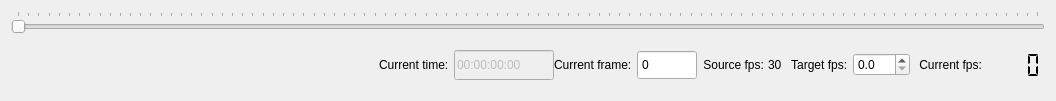
Old version of the form BioTracker/CoreApp/BioTracker/View/VideoControllWidget.ui in the repository BioroboticsLab/biotracker_core.
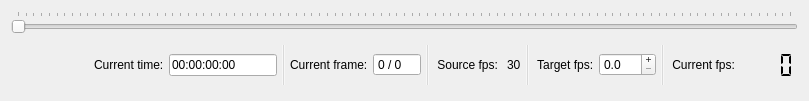
New version of the form. Icons and pictures are not drawn.

Commit message: Added total framenumber of loaded medium to the video toolbar. (According to issue #163) Minor GUI changes to video toolbar.

```diff
--- a/BioTracker/CoreApp/BioTracker/View/VideoControllWidget.ui
+++ b/BioTracker/CoreApp/BioTracker/View/VideoControllWidget.ui
@@ -9,7 +9,7 @@
    <rect>
     <x>0</x>
     <y>0</y>
-    <width>1056</width>
+    <width>809</width>
     <height>101</height>
    </rect>
   </property>
@@ -40,6 +40,43 @@
        <height>30</height>
       </size>
      </property>
+     <property name="palette">
+      <palette>
+       <active>
+        <colorrole role="WindowText">
+         <brush brushstyle="SolidPattern">
+          <color alpha="255">
+           <red>229</red>
+           <green>229</green>
+           <blue>229</blue>
+          </color>
+         </brush>
+        </colorrole>
+       </active>
+       <inactive>
+        <colorrole role="WindowText">
+         <brush brushstyle="SolidPattern">
+          <color alpha="255">
+           <red>229</red>
+           <green>229</green>
+           <blue>229</blue>
+          </color>
+         </brush>
+        </colorrole>
+       </inactive>
+       <disabled>
+        <colorrole role="WindowText">
+         <brush brushstyle="SolidPattern">
+          <color alpha="255">
+           <red>190</red>
+           <green>190</green>
+           <blue>190</blue>
+          </color>
+         </brush>
+        </colorrole>
+       </disabled>
+      </palette>
+     </property>
      <property name="toolTip">
       <string>Show the current state of the video. Slide to desired frame</string>
      </property>
@@ -100,7 +137,7 @@
        <rect>
         <x>0</x>
         <y>0</y>
-        <width>1038</width>
+        <width>791</width>
         <height>50</height>
        </rect>
       </property>
@@ -112,13 +149,13 @@
         <number>0</number>
        </property>
        <property name="topMargin">
-        <number>5</number>
+        <number>0</number>
        </property>
        <property name="rightMargin">
         <number>0</number>
        </property>
        <property name="bottomMargin">
-        <number>5</number>
+        <number>0</number>
        </property>
        <item>
         <widget class="QWidget" name="playback" native="true">
@@ -163,7 +200,7 @@
             </property>
             <layout class="QHBoxLayout" name="horizontalLayout_7">
              <property name="spacing">
-              <number>0</number>
+              <number>2</number>
              </property>
              <property name="leftMargin">
               <number>0</number>
@@ -184,19 +221,25 @@
                  <number>5</number>
                 </property>
                 <property name="leftMargin">
-                 <number>0</number>
+                 <number>3</number>
                 </property>
                 <property name="topMargin">
                  <number>0</number>
                 </property>
                 <property name="rightMargin">
-                 <number>0</number>
+                 <number>3</number>
                 </property>
                 <property name="bottomMargin">
                  <number>0</number>
                 </property>
                 <item>
                  <widget class="QLabel" name="label_2">
+                  <property name="sizePolicy">
+                   <sizepolicy hsizetype="Preferred" vsizetype="Minimum">
+                    <horstretch>0</horstretch>
+                    <verstretch>0</verstretch>
+                   </sizepolicy>
+                  </property>
                   <property name="text">
                    <string>Current time:</string>
                   </property>
@@ -205,18 +248,18 @@
                 <item>
                  <widget class="QLineEdit" name="time_edit">
                   <property name="enabled">
-                   <bool>false</bool>
+                   <bool>true</bool>
                   </property>
                   <property name="sizePolicy">
-                   <sizepolicy hsizetype="Preferred" vsizetype="Fixed">
+                   <sizepolicy hsizetype="Minimum" vsizetype="Fixed">
                     <horstretch>0</horstretch>
                     <verstretch>0</verstretch>
                    </sizepolicy>
                   </property>
                   <property name="maximumSize">
                    <size>
-                    <width>100</width>
-                    <height>30</height>
+                    <width>16777215</width>
+                    <height>16777215</height>
                    </size>
                   </property>
                   <property name="toolTip">
@@ -228,11 +271,208 @@
                   <property name="cursorPosition">
                    <number>11</number>
                   </property>
+                  <property name="readOnly">
+                   <bool>true</bool>
+                  </property>
                  </widget>
                 </item>
                </layout>
               </widget>
              </item>
+             <item>
+              <widget class="Line" name="line">
+               <property name="maximumSize">
+                <size>
+                 <width>16777215</width>
+                 <height>40</height>
+                </size>
+               </property>
+               <property name="palette">
+                <palette>
+                 <active>
+                  <colorrole role="WindowText">
+                   <brush brushstyle="SolidPattern">
+                    <color alpha="255">
+                     <red>217</red>
+                     <green>217</green>
+                     <blue>217</blue>
+                    </color>
+                   </brush>
+                  </colorrole>
+                  <colorrole role="Button">
+                   <brush brushstyle="SolidPattern">
+                    <color alpha="255">
+                     <red>247</red>
+                     <green>247</green>
+                     <blue>247</blue>
+                    </color>
+                   </brush>
+                  </colorrole>
+                  <colorrole role="Text">
+                   <brush brushstyle="SolidPattern">
+                    <color alpha="255">
+                     <red>217</red>
+                     <green>217</green>
+                     <blue>217</blue>
+                    </color>
+                   </brush>
+                  </colorrole>
+                  <colorrole role="ButtonText">
+                   <brush brushstyle="SolidPattern">
+                    <color alpha="255">
+                     <red>217</red>
+                     <green>217</green>
+                     <blue>217</blue>
+                    </color>
+                   </brush>
+                  </colorrole>
+                  <colorrole role="Base">
+                   <brush brushstyle="SolidPattern">
+                    <color alpha="255">
+                     <red>247</red>
+                     <green>247</green>
+                     <blue>247</blue>
+                    </color>
+                   </brush>
+                  </colorrole>
+                  <colorrole role="Window">
+                   <brush brushstyle="SolidPattern">
+                    <color alpha="255">
+                     <red>247</red>
+                     <green>247</green>
+                     <blue>247</blue>
+                    </color>
+                   </brush>
+                  </colorrole>
+                 </active>
+                 <inactive>
+                  <colorrole role="WindowText">
+                   <brush brushstyle="SolidPattern">
+                    <color alpha="255">
+                     <red>217</red>
+                     <green>217</green>
+                     <blue>217</blue>
+                    </color>
+                   </brush>
+                  </colorrole>
+                  <colorrole role="Button">
+                   <brush brushstyle="SolidPattern">
+                    <color alpha="255">
+                     <red>247</red>
+                     <green>247</green>
+                     <blue>247</blue>
+                    </color>
+                   </brush>
+                  </colorrole>
+                  <colorrole role="Text">
+                   <brush brushstyle="SolidPattern">
+                    <color alpha="255">
+                     <red>217</red>
+                     <green>217</green>
+                     <blue>217</blue>
+                    </color>
+                   </brush>
+                  </colorrole>
+                  <colorrole role="ButtonText">
+                   <brush brushstyle="SolidPattern">
+                    <color alpha="255">
+                     <red>217</red>
+                     <green>217</green>
+                     <blue>217</blue>
+                    </color>
+                   </brush>
+                  </colorrole>
+                  <colorrole role="Base">
+                   <brush brushstyle="SolidPattern">
+                    <color alpha="255">
+                     <red>247</red>
+                     <green>247</green>
+                     <blue>247</blue>
+                    </color>
+                   </brush>
+                  </colorrole>
+                  <colorrole role="Window">
+                   <brush brushstyle="SolidPattern">
+                    <color alpha="255">
+                     <red>247</red>
+                     <green>247</green>
+                     <blue>247</blue>
+                    </color>
+                   </brush>
+                  </colorrole>
+                 </inactive>
+                 <disabled>
+                  <colorrole role="WindowText">
+                   <brush brushstyle="SolidPattern">
+                    <color alpha="255">
+                     <red>190</red>
+                     <green>190</green>
+                     <blue>190</blue>
+                    </color>
+                   </brush>
+                  </colorrole>
+                  <colorrole role="Button">
+                   <brush brushstyle="SolidPattern">
+                    <color alpha="255">
+                     <red>247</red>
+                     <green>247</green>
+                     <blue>247</blue>
+                    </color>
+                   </brush>
+                  </colorrole>
+                  <colorrole role="Text">
+                   <brush brushstyle="SolidPattern">
+                    <color alpha="255">
+                     <red>190</red>
+                     <green>190</green>
+                     <blue>190</blue>
+                    </color>
+                   </brush>
+                  </colorrole>
+                  <colorrole role="ButtonText">
+                   <brush brushstyle="SolidPattern">
+                    <color alpha="255">
+                     <red>190</red>
+                     <green>190</green>
+                     <blue>190</blue>
+                    </color>
+                   </brush>
+                  </colorrole>
+                  <colorrole role="Base">
+                   <brush brushstyle="SolidPattern">
+                    <color alpha="255">
+                     <red>247</red>
+                     <green>247</green>
+                     <blue>247</blue>
+                    </color>
+                   </brush>
+                  </colorrole>
+                  <colorrole role="Window">
+                   <brush brushstyle="SolidPattern">
+                    <color alpha="255">
+                     <red>247</red>
+                     <green>247</green>
+                     <blue>247</blue>
+                    </color>
+                   </brush>
+                  </colorrole>
+                 </disabled>
+                </palette>
+               </property>
+               <property name="styleSheet">
+                <string notr="true">background-color: #f7f7f7;</string>
+               </property>
+               <property name="frameShadow">
+                <enum>QFrame::Plain</enum>
+               </property>
+               <property name="lineWidth">
+                <number>1</number>
+               </property>
+               <property name="orientation">
+                <enum>Qt::Vertical</enum>
+               </property>
+              </widget>
+             </item>
              <item alignment="Qt::AlignRight">
               <widget class="QWidget" name="widget_3" native="true">
                <property name="sizePolicy">
@@ -246,13 +486,13 @@
                  <number>5</number>
                 </property>
                 <property name="leftMargin">
-                 <number>0</number>
+                 <number>3</number>
                 </property>
                 <property name="topMargin">
                  <number>0</number>
                 </property>
                 <property name="rightMargin">
-                 <number>0</number>
+                 <number>3</number>
                 </property>
                 <property name="bottomMargin">
                  <number>0</number>
@@ -274,8 +514,8 @@
                  <widget class="QSpinBox" name="frame_num_spin">
                   <property name="minimumSize">
                    <size>
-                    <width>60</width>
-                    <height>30</height>
+                    <width>0</width>
+                    <height>0</height>
                    </size>
                   </property>
                   <property name="buttonSymbols">
@@ -284,6 +524,12 @@
                   <property name="correctionMode">
                    <enum>QAbstractSpinBox::CorrectToNearestValue</enum>
                   </property>
+                  <property name="showGroupSeparator" stdset="0">
+                   <bool>false</bool>
+                  </property>
+                  <property name="suffix">
+                   <string> / 0</string>
+                  </property>
                   <property name="maximum">
                    <number>100</number>
                   </property>
@@ -295,6 +541,197 @@
                </layout>
               </widget>
              </item>
+             <item>
+              <widget class="Line" name="line_2">
+               <property name="maximumSize">
+                <size>
+                 <width>16777215</width>
+                 <height>40</height>
+                </size>
+               </property>
+               <property name="palette">
+                <palette>
+                 <active>
+                  <colorrole role="WindowText">
+                   <brush brushstyle="SolidPattern">
+                    <color alpha="255">
+                     <red>217</red>
+                     <green>217</green>
+                     <blue>217</blue>
+                    </color>
+                   </brush>
+                  </colorrole>
+                  <colorrole role="Button">
+                   <brush brushstyle="SolidPattern">
+                    <color alpha="255">
+                     <red>247</red>
+                     <green>247</green>
+                     <blue>247</blue>
+                    </color>
+                   </brush>
+                  </colorrole>
+                  <colorrole role="Text">
+                   <brush brushstyle="SolidPattern">
+                    <color alpha="255">
+                     <red>217</red>
+                     <green>217</green>
+                     <blue>217</blue>
+                    </color>
+                   </brush>
+                  </colorrole>
+                  <colorrole role="ButtonText">
+                   <brush brushstyle="SolidPattern">
+                    <color alpha="255">
+                     <red>217</red>
+                     <green>217</green>
+                     <blue>217</blue>
+                    </color>
+                   </brush>
+                  </colorrole>
+                  <colorrole role="Base">
+                   <brush brushstyle="SolidPattern">
+                    <color alpha="255">
+                     <red>247</red>
+                     <green>247</green>
+                     <blue>247</blue>
+                    </color>
+                   </brush>
+                  </colorrole>
+                  <colorrole role="Window">
+                   <brush brushstyle="SolidPattern">
+                    <color alpha="255">
+                     <red>247</red>
+                     <green>247</green>
+                     <blue>247</blue>
+                    </color>
+                   </brush>
+                  </colorrole>
+                 </active>
+                 <inactive>
+                  <colorrole role="WindowText">
+                   <brush brushstyle="SolidPattern">
+                    <color alpha="255">
+                     <red>217</red>
+                     <green>217</green>
+                     <blue>217</blue>
+                    </color>
+                   </brush>
+                  </colorrole>
+                  <colorrole role="Button">
+                   <brush brushstyle="SolidPattern">
+                    <color alpha="255">
+                     <red>247</red>
+                     <green>247</green>
+                     <blue>247</blue>
+                    </color>
+                   </brush>
+                  </colorrole>
+                  <colorrole role="Text">
+                   <brush brushstyle="SolidPattern">
+                    <color alpha="255">
+                     <red>217</red>
+                     <green>217</green>
+                     <blue>217</blue>
+                    </color>
+                   </brush>
+                  </colorrole>
+                  <colorrole role="ButtonText">
+                   <brush brushstyle="SolidPattern">
+                    <color alpha="255">
+                     <red>217</red>
+                     <green>217</green>
+                     <blue>217</blue>
+                    </color>
+                   </brush>
+                  </colorrole>
+                  <colorrole role="Base">
+                   <brush brushstyle="SolidPattern">
+                    <color alpha="255">
+                     <red>247</red>
+                     <green>247</green>
+                     <blue>247</blue>
+                    </color>
+                   </brush>
+                  </colorrole>
+                  <colorrole role="Window">
+                   <brush brushstyle="SolidPattern">
+                    <color alpha="255">
+                     <red>247</red>
+                     <green>247</green>
+                     <blue>247</blue>
+                    </color>
+                   </brush>
+                  </colorrole>
+                 </inactive>
+                 <disabled>
+                  <colorrole role="WindowText">
+                   <brush brushstyle="SolidPattern">
+                    <color alpha="255">
+                     <red>190</red>
+                     <green>190</green>
+                     <blue>190</blue>
+                    </color>
+                   </brush>
+                  </colorrole>
+                  <colorrole role="Button">
+                   <brush brushstyle="SolidPattern">
+                    <color alpha="255">
+                     <red>247</red>
+                     <green>247</green>
+                     <blue>247</blue>
+                    </color>
+                   </brush>
+                  </colorrole>
+                  <colorrole role="Text">
+                   <brush brushstyle="SolidPattern">
+                    <color alpha="255">
+                     <red>190</red>
+                     <green>190</green>
+                     <blue>190</blue>
+                    </color>
+                   </brush>
+                  </colorrole>
+                  <colorrole role="ButtonText">
+                   <brush brushstyle="SolidPattern">
+                    <color alpha="255">
+                     <red>190</red>
+                     <green>190</green>
+                     <blue>190</blue>
+                    </color>
+                   </brush>
+                  </colorrole>
+                  <colorrole role="Base">
+                   <brush brushstyle="SolidPattern">
+                    <color alpha="255">
+                     <red>247</red>
+                     <green>247</green>
+                     <blue>247</blue>
+                    </color>
+                   </brush>
+                  </colorrole>
+                  <colorrole role="Window">
+                   <brush brushstyle="SolidPattern">
+                    <color alpha="255">
+                     <red>247</red>
+                     <green>247</green>
+                     <blue>247</blue>
+                    </color>
+                   </brush>
+                  </colorrole>
+                 </disabled>
+                </palette>
+               </property>
+               <property name="styleSheet">
+                <string notr="true">background-color: #f7f7f7;</string>
+               </property>
+               <property name="frameShadow">
+                <enum>QFrame::Plain</enum>
+               </property>
+               <property name="orientation">
+                <enum>Qt::Vertical</enum>
+               </property>
+              </widget>
+             </item>
              <item alignment="Qt::AlignRight">
               <widget class="QWidget" name="widget_4" native="true">
                <property name="sizePolicy">
@@ -305,7 +742,7 @@
                </property>
                <layout class="QHBoxLayout" name="horizontalLayout_5">
                 <property name="spacing">
-                 <number>0</number>
+                 <number>5</number>
                 </property>
                 <property name="leftMargin">
                  <number>3</number>
@@ -360,6 +797,197 @@
                </layout>
               </widget>
              </item>
+             <item>
+              <widget class="Line" name="line_3">
+               <property name="maximumSize">
+                <size>
+                 <width>16777215</width>
+                 <height>40</height>
+                </size>
+               </property>
+               <property name="palette">
+                <palette>
+                 <active>
+                  <colorrole role="WindowText">
+                   <brush brushstyle="SolidPattern">
+                    <color alpha="255">
+                     <red>217</red>
+                     <green>217</green>
+                     <blue>217</blue>
+                    </color>
+                   </brush>
+                  </colorrole>
+                  <colorrole role="Button">
+                   <brush brushstyle="SolidPattern">
+                    <color alpha="255">
+                     <red>247</red>
+                     <green>247</green>
+                     <blue>247</blue>
+                    </color>
+                   </brush>
+                  </colorrole>
+                  <colorrole role="Text">
+                   <brush brushstyle="SolidPattern">
+                    <color alpha="255">
+                     <red>217</red>
+                     <green>217</green>
+                     <blue>217</blue>
+                    </color>
+                   </brush>
+                  </colorrole>
+                  <colorrole role="ButtonText">
+                   <brush brushstyle="SolidPattern">
+                    <color alpha="255">
+                     <red>217</red>
+                     <green>217</green>
+                     <blue>217</blue>
+                    </color>
+                   </brush>
+                  </colorrole>
+                  <colorrole role="Base">
+                   <brush brushstyle="SolidPattern">
+                    <color alpha="255">
+                     <red>247</red>
+                     <green>247</green>
+                     <blue>247</blue>
+                    </color>
+                   </brush>
+                  </colorrole>
+                  <colorrole role="Window">
+                   <brush brushstyle="SolidPattern">
+                    <color alpha="255">
+                     <red>247</red>
+                     <green>247</green>
+                     <blue>247</blue>
+                    </color>
+                   </brush>
+                  </colorrole>
+                 </active>
+                 <inactive>
+                  <colorrole role="WindowText">
+                   <brush brushstyle="SolidPattern">
+                    <color alpha="255">
+                     <red>217</red>
+                     <green>217</green>
+                     <blue>217</blue>
+                    </color>
+                   </brush>
+                  </colorrole>
+                  <colorrole role="Button">
+                   <brush brushstyle="SolidPattern">
+                    <color alpha="255">
+                     <red>247</red>
+                     <green>247</green>
+                     <blue>247</blue>
+                    </color>
+                   </brush>
+                  </colorrole>
+                  <colorrole role="Text">
+                   <brush brushstyle="SolidPattern">
+                    <color alpha="255">
+                     <red>217</red>
+                     <green>217</green>
+                     <blue>217</blue>
+                    </color>
+                   </brush>
+                  </colorrole>
+                  <colorrole role="ButtonText">
+                   <brush brushstyle="SolidPattern">
+                    <color alpha="255">
+                     <red>217</red>
+                     <green>217</green>
+                     <blue>217</blue>
+                    </color>
+                   </brush>
+                  </colorrole>
+                  <colorrole role="Base">
+                   <brush brushstyle="SolidPattern">
+                    <color alpha="255">
+                     <red>247</red>
+                     <green>247</green>
+                     <blue>247</blue>
+                    </color>
+                   </brush>
+                  </colorrole>
+                  <colorrole role="Window">
+                   <brush brushstyle="SolidPattern">
+                    <color alpha="255">
+                     <red>247</red>
+                     <green>247</green>
+                     <blue>247</blue>
+                    </color>
+                   </brush>
+                  </colorrole>
+                 </inactive>
+                 <disabled>
+                  <colorrole role="WindowText">
+                   <brush brushstyle="SolidPattern">
+                    <color alpha="255">
+                     <red>190</red>
+                     <green>190</green>
+                     <blue>190</blue>
+                    </color>
+                   </brush>
+                  </colorrole>
+                  <colorrole role="Button">
+                   <brush brushstyle="SolidPattern">
+                    <color alpha="255">
+                     <red>247</red>
+                     <green>247</green>
+                     <blue>247</blue>
+                    </color>
+                   </brush>
+                  </colorrole>
+                  <colorrole role="Text">
+                   <brush brushstyle="SolidPattern">
+                    <color alpha="255">
+                     <red>190</red>
+                     <green>190</green>
+                     <blue>190</blue>
+                    </color>
+                   </brush>
+                  </colorrole>
+                  <colorrole role="ButtonText">
+                   <brush brushstyle="SolidPattern">
+                    <color alpha="255">
+                     <red>190</red>
+                     <green>190</green>
+                     <blue>190</blue>
+                    </color>
+                   </brush>
+                  </colorrole>
+                  <colorrole role="Base">
+                   <brush brushstyle="SolidPattern">
+                    <color alpha="255">
+                     <red>247</red>
+                     <green>247</green>
+                     <blue>247</blue>
+                    </color>
+                   </brush>
+                  </colorrole>
+                  <colorrole role="Window">
+                   <brush brushstyle="SolidPattern">
+                    <color alpha="255">
+                     <red>247</red>
+                     <green>247</green>
+                     <blue>247</blue>
+                    </color>
+                   </brush>
+                  </colorrole>
+                 </disabled>
+                </palette>
+               </property>
+               <property name="styleSheet">
+                <string notr="true">background-color: #f7f7f7;</string>
+               </property>
+               <property name="frameShadow">
+                <enum>QFrame::Plain</enum>
+               </property>
+               <property name="orientation">
+                <enum>Qt::Vertical</enum>
+               </property>
+              </widget>
+             </item>
              <item alignment="Qt::AlignRight">
               <widget class="QWidget" name="widget_5" native="true">
                <property name="sizePolicy">
@@ -408,6 +1036,9 @@
                   <property name="toolTip">
                    <string>Set a fps limit (0 for no limit)</string>
                   </property>
+                  <property name="buttonSymbols">
+                   <enum>QAbstractSpinBox::PlusMinus</enum>
+                  </property>
                   <property name="decimals">
                    <number>1</number>
                   </property>
@@ -419,6 +1050,197 @@
                </layout>
               </widget>
              </item>
+             <item>
+              <widget class="Line" name="line_4">
+               <property name="maximumSize">
+                <size>
+                 <width>16777215</width>
+                 <height>40</height>
+                </size>
+               </property>
+               <property name="palette">
+                <palette>
+                 <active>
+                  <colorrole role="WindowText">
+                   <brush brushstyle="SolidPattern">
+                    <color alpha="255">
+                     <red>217</red>
+                     <green>217</green>
+                     <blue>217</blue>
+                    </color>
+                   </brush>
+                  </colorrole>
+                  <colorrole role="Button">
+                   <brush brushstyle="SolidPattern">
+                    <color alpha="255">
+                     <red>247</red>
+                     <green>247</green>
+                     <blue>247</blue>
+                    </color>
+                   </brush>
+                  </colorrole>
+                  <colorrole role="Text">
+                   <brush brushstyle="SolidPattern">
+                    <color alpha="255">
+                     <red>217</red>
+                     <green>217</green>
+                     <blue>217</blue>
+                    </color>
+                   </brush>
+                  </colorrole>
+                  <colorrole role="ButtonText">
+                   <brush brushstyle="SolidPattern">
+                    <color alpha="255">
+                     <red>217</red>
+                     <green>217</green>
+                     <blue>217</blue>
+                    </color>
+                   </brush>
+                  </colorrole>
+                  <colorrole role="Base">
+                   <brush brushstyle="SolidPattern">
+                    <color alpha="255">
+                     <red>247</red>
+                     <green>247</green>
+                     <blue>247</blue>
+                    </color>
+                   </brush>
+                  </colorrole>
+                  <colorrole role="Window">
+                   <brush brushstyle="SolidPattern">
+                    <color alpha="255">
+                     <red>247</red>
+                     <green>247</green>
+                     <blue>247</blue>
+                    </color>
+                   </brush>
+                  </colorrole>
+                 </active>
+                 <inactive>
+                  <colorrole role="WindowText">
+                   <brush brushstyle="SolidPattern">
+                    <color alpha="255">
+                     <red>217</red>
+                     <green>217</green>
+                     <blue>217</blue>
+                    </color>
+                   </brush>
+                  </colorrole>
+                  <colorrole role="Button">
+                   <brush brushstyle="SolidPattern">
+                    <color alpha="255">
+                     <red>247</red>
+                     <green>247</green>
+                     <blue>247</blue>
+                    </color>
+                   </brush>
+                  </colorrole>
+                  <colorrole role="Text">
+                   <brush brushstyle="SolidPattern">
+                    <color alpha="255">
+                     <red>217</red>
+                     <green>217</green>
+                     <blue>217</blue>
+                    </color>
+                   </brush>
+                  </colorrole>
+                  <colorrole role="ButtonText">
+                   <brush brushstyle="SolidPattern">
+                    <color alpha="255">
+                     <red>217</red>
+                     <green>217</green>
+                     <blue>217</blue>
+                    </color>
+                   </brush>
+                  </colorrole>
+                  <colorrole role="Base">
+                   <brush brushstyle="SolidPattern">
+                    <color alpha="255">
+                     <red>247</red>
+                     <green>247</green>
+                     <blue>247</blue>
+                    </color>
+                   </brush>
+                  </colorrole>
+                  <colorrole role="Window">
+                   <brush brushstyle="SolidPattern">
+                    <color alpha="255">
+                     <red>247</red>
+                     <green>247</green>
+                     <blue>247</blue>
+                    </color>
+                   </brush>
+                  </colorrole>
+                 </inactive>
+                 <disabled>
+                  <colorrole role="WindowText">
+                   <brush brushstyle="SolidPattern">
+                    <color alpha="255">
+                     <red>190</red>
+                     <green>190</green>
+                     <blue>190</blue>
+                    </color>
+                   </brush>
+                  </colorrole>
+                  <colorrole role="Button">
+                   <brush brushstyle="SolidPattern">
+                    <color alpha="255">
+                     <red>247</red>
+                     <green>247</green>
+                     <blue>247</blue>
+                    </color>
+                   </brush>
+                  </colorrole>
+                  <colorrole role="Text">
+                   <brush brushstyle="SolidPattern">
+                    <color alpha="255">
+                     <red>190</red>
+                     <green>190</green>
+                     <blue>190</blue>
+                    </color>
+                   </brush>
+                  </colorrole>
+                  <colorrole role="ButtonText">
+                   <brush brushstyle="SolidPattern">
+                    <color alpha="255">
+                     <red>190</red>
+                     <green>190</green>
+                     <blue>190</blue>
+                    </color>
+                   </brush>
+                  </colorrole>
+                  <colorrole role="Base">
+                   <brush brushstyle="SolidPattern">
+                    <color alpha="255">
+                     <red>247</red>
+                     <green>247</green>
+                     <blue>247</blue>
+                    </color>
+                   </brush>
+                  </colorrole>
+                  <colorrole role="Window">
+                   <brush brushstyle="SolidPattern">
+                    <color alpha="255">
+                     <red>247</red>
+                     <green>247</green>
+                     <blue>247</blue>
+                    </color>
+                   </brush>
+                  </colorrole>
+                 </disabled>
+                </palette>
+               </property>
+               <property name="styleSheet">
+                <string notr="true">background-color: #f7f7f7;</string>
+               </property>
+               <property name="frameShadow">
+                <enum>QFrame::Plain</enum>
+               </property>
+               <property name="orientation">
+                <enum>Qt::Vertical</enum>
+               </property>
+              </widget>
+             </item>
              <item alignment="Qt::AlignRight">
               <widget class="QWidget" name="widget" native="true">
                <property name="sizePolicy">
```
Left out of the diff: 3 changed lines with no effect on the pictures. The commit also changes 2 other files.
